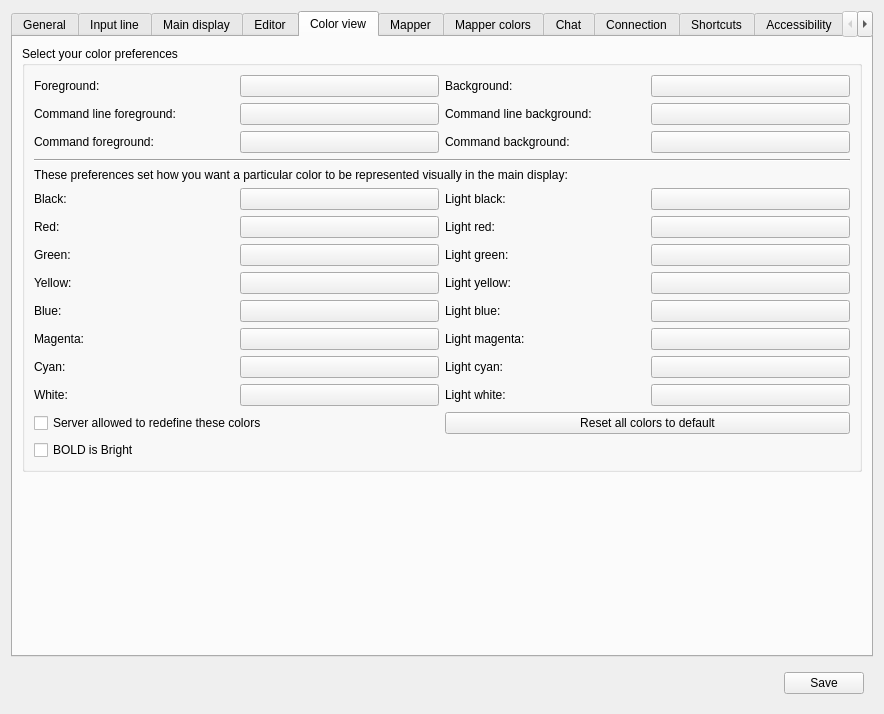
Before: the Qt Designer form src/ui/profile_preferences.ui in Mudlet/Mudlet, drawn with Qt 5.
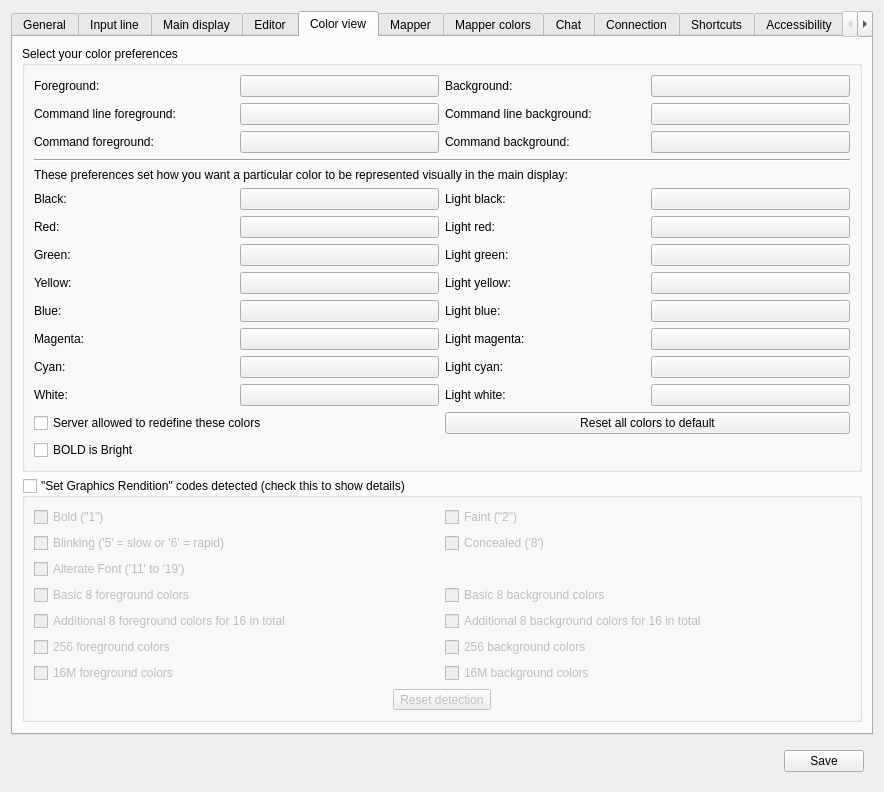
After: the same form once the commit is applied. The open tabs and pages were chosen to show the change. Icons and pictures are not drawn. Custom widgets are drawn as their Qt base class.

What changed in the file:
```diff
--- a/src/ui/profile_preferences.ui
+++ b/src/ui/profile_preferences.ui
@@ -2051,6 +2051,185 @@
          </layout>
         </widget>
        </item>
+       <item>
+        <widget class="QGroupBox" name="groupBox_sgrCodesSeen">
+         <property name="title">
+          <string>&quot;Set Graphics Rendition&quot; codes detected (check this to show details)</string>
+         </property>
+         <property name="checkable">
+          <bool>true</bool>
+         </property>
+         <property name="checked">
+          <bool>false</bool>
+         </property>
+         <layout class="QGridLayout" name="gridLayout_groupBox_sgrColorsSeen">
+          <item row="0" column="0">
+           <widget class="QCheckBox" name="checkBox_bold">
+            <property name="enabled">
+             <bool>false</bool>
+            </property>
+            <property name="text">
+             <string>Bold (&quot;1&quot;)</string>
+            </property>
+           </widget>
+          </item>
+          <item row="0" column="1">
+           <widget class="QCheckBox" name="checkBox_faint">
+            <property name="enabled">
+             <bool>false</bool>
+            </property>
+            <property name="text">
+             <string>Faint (&quot;2&quot;)</string>
+            </property>
+           </widget>
+          </item>
+          <item row="1" column="0">
+           <widget class="QCheckBox" name="checkBox_blinking">
+            <property name="enabled">
+             <bool>false</bool>
+            </property>
+            <property name="text">
+             <string>Blinking ('5' = slow or '6' = rapid)</string>
+            </property>
+           </widget>
+          </item>
+          <item row="1" column="1">
+           <widget class="QCheckBox" name="checkBox_concealed">
+            <property name="enabled">
+             <bool>false</bool>
+            </property>
+            <property name="text">
+             <string>Concealed ('8')</string>
+            </property>
+           </widget>
+          </item>
+          <item row="2" column="0">
+           <widget class="QCheckBox" name="checkBox_altFont">
+            <property name="enabled">
+             <bool>false</bool>
+            </property>
+            <property name="text">
+             <string>Alterate Font ('11' to '19')</string>
+            </property>
+           </widget>
+          </item>
+          <item row="3" column="0">
+           <widget class="QCheckBox" name="checkBox_basic8FgColors">
+            <property name="enabled">
+             <bool>false</bool>
+            </property>
+            <property name="toolTip">
+             <string extracomment="The text 'BOLD is Bright' mentioned here should be the same as the text appearing for the 'checkbox_boldIsBright' control.">&lt;p&gt;Basic eight foreground colors using '&lt;tt&gt;3?&lt;/tt&gt;' where ? is an integer from &lt;tt&gt;0&lt;/tt&gt; to &lt;tt&gt;7&lt;/tt&gt;.&lt;/p&gt;&lt;p&gt;&lt;i&gt;If only this box for &lt;b&gt;foreground&lt;/b&gt; colors is checked &lt;u&gt;and so is the &lt;tt&gt;Bold&lt;/tt&gt; one&lt;/u&gt; then it is likely that the Game Server is using the latter to indicated that it wants Mudlet to operate in the &quot;BOLD is Bright&quot; mode where that attribute is used to select a second set of eight colors (the right column of colours in the box above) and you should activate that option in the box above.&lt;/i&gt;&lt;/p&gt;</string>
+            </property>
+            <property name="text">
+             <string>Basic 8 foreground colors</string>
+            </property>
+           </widget>
+          </item>
+          <item row="3" column="1">
+           <widget class="QCheckBox" name="checkBox_basic8BgColors">
+            <property name="enabled">
+             <bool>false</bool>
+            </property>
+            <property name="toolTip">
+             <string>&lt;p&gt;Basic eight background colors using '&lt;tt&gt;4?&lt;/tt&gt;' where ? is an integer from &lt;tt&gt;0&lt;/tt&gt; to &lt;tt&gt;7&lt;/tt&gt;.&lt;/p&gt;</string>
+            </property>
+            <property name="text">
+             <string>Basic 8 background colors</string>
+            </property>
+           </widget>
+          </item>
+          <item row="4" column="0">
+           <widget class="QCheckBox" name="checkBox_additional8FgColors">
+            <property name="enabled">
+             <bool>false</bool>
+            </property>
+            <property name="toolTip">
+             <string>&lt;p&gt;Second eight of sixteen foreground colors using '&lt;tt&gt;9?&lt;/tt&gt;' where ? is an integer from &lt;tt&gt;0&lt;/tt&gt; to &lt;tt&gt;7&lt;/tt&gt;.&lt;/p&gt;</string>
+            </property>
+            <property name="text">
+             <string>Additional 8 foreground colors for 16 in total</string>
+            </property>
+           </widget>
+          </item>
+          <item row="4" column="1">
+           <widget class="QCheckBox" name="checkBox_additional8BgColors">
+            <property name="enabled">
+             <bool>false</bool>
+            </property>
+            <property name="toolTip">
+             <string>&lt;p&gt;Second eight of sixteen background colors using '&lt;tt&gt;10?&lt;/tt&gt;' where ? is an integer from &lt;tt&gt;0&lt;/tt&gt; to &lt;tt&gt;7&lt;/tt&gt;.&lt;/p&gt;</string>
+            </property>
+            <property name="text">
+             <string>Additional 8 background colors for 16 in total</string>
+            </property>
+           </widget>
+          </item>
+          <item row="5" column="0">
+           <widget class="QCheckBox" name="checkBox_256FgColors">
+            <property name="enabled">
+             <bool>false</bool>
+            </property>
+            <property name="toolTip">
+             <string>&lt;p&gt;256 foreground colors using '&lt;tt&gt;38;5;N&lt;/tt&gt;' or '&lt;tt&gt;38:5:N&lt;/tt&gt;' where N is an integer from &lt;tt&gt;0&lt;/tt&gt; to &lt;tt&gt;255&lt;/tt&gt;.&lt;/p&gt;</string>
+            </property>
+            <property name="text">
+             <string>256 foreground colors</string>
+            </property>
+           </widget>
+          </item>
+          <item row="5" column="1">
+           <widget class="QCheckBox" name="checkBox_256BgColors">
+            <property name="enabled">
+             <bool>false</bool>
+            </property>
+            <property name="toolTip">
+             <string>&lt;p&gt;256 background colors using '&lt;tt&gt;48;5;N&lt;/tt&gt;' or '&lt;tt&gt;48:5:N...&lt;/tt&gt;' where N is an integer from &lt;tt&gt;0&lt;/tt&gt; to &lt;tt&gt;255&lt;/tt&gt;.&lt;/p&gt;</string>
+            </property>
+            <property name="text">
+             <string>256 background colors</string>
+            </property>
+           </widget>
+          </item>
+          <item row="6" column="0">
+           <widget class="QCheckBox" name="checkBox_16MFgColors">
+            <property name="enabled">
+             <bool>false</bool>
+            </property>
+            <property name="toolTip">
+             <string>&lt;p&gt;16M foreground colors using '&lt;tt&gt;38;2;R;G;B...&lt;/tt&gt;', '&lt;tt&gt;38;2;;R;G;B...&lt;/tt&gt;' or '&lt;tt&gt;38:2::R:G:B...&lt;/tt&gt;' where R, G and B are integers from &lt;tt&gt;0&lt;/tt&gt; to &lt;tt&gt;255&lt;/tt&gt;.&lt;/p&gt;</string>
+            </property>
+            <property name="text">
+             <string>16M foreground colors</string>
+            </property>
+           </widget>
+          </item>
+          <item row="6" column="1">
+           <widget class="QCheckBox" name="checkBox_16MBgColors">
+            <property name="enabled">
+             <bool>false</bool>
+            </property>
+            <property name="toolTip">
+             <string>&lt;p&gt;16M background colors using '&lt;tt&gt;48;2;R;G;B...&lt;/tt&gt;', '&lt;tt&gt;48;2;;R;G;B...&lt;/tt&gt;' or '&lt;tt&gt;48:2::R:G:B...&lt;/tt&gt;' where R, G and B are integers from &lt;tt&gt;0&lt;/tt&gt; to &lt;tt&gt;255&lt;/tt&gt;.&lt;/p&gt;</string>
+            </property>
+            <property name="text">
+             <string>16M background colors</string>
+            </property>
+           </widget>
+          </item>
+          <item row="7" column="0" colspan="2" alignment="Qt::AlignHCenter">
+           <widget class="QToolButton" name="toolButton_resetSgrCodeDetection">
+            <property name="enabled">
+             <bool>true</bool>
+            </property>
+            <property name="text">
+             <string>Reset detection</string>
+            </property>
+           </widget>
+          </item>
+         </layout>
+        </widget>
+       </item>
        <item>
         <spacer name="verticalSpacer_displayColors">
          <property name="orientation">
```
Left out of the diff: 18 changed lines with no effect on the pictures.
